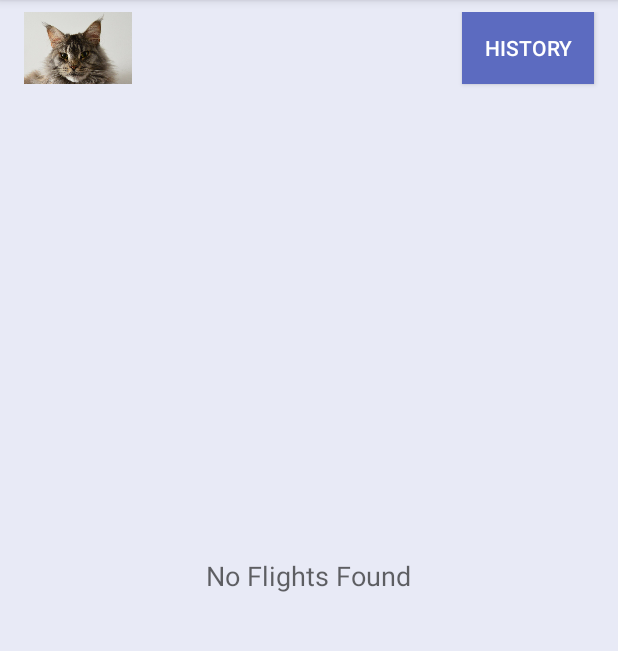
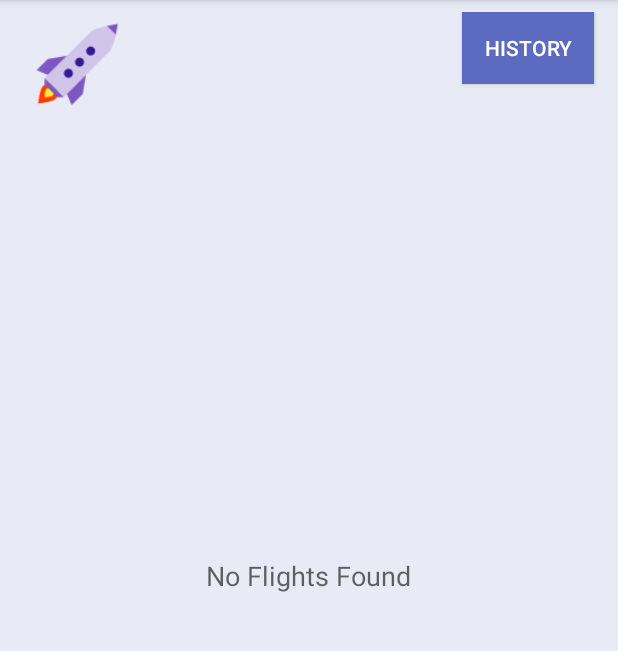
Before and after one commit to Laurencijaa/SpaceXTracker, an Android app: the screen it shows after launch (MainActivity), on a phone screen of 412 x 824 dp, the part 84-735 px from its top. Run offline under Robolectric (Android 15) with nearby library versions, the phone set to English and light mode, and no system bars.

Commit message:
Change cat picture to rocket and added rocket sound

```diff
--- a/app/src/main/java/lt/nesvat/laura/spacex/MainActivity.java
+++ b/app/src/main/java/lt/nesvat/laura/spacex/MainActivity.java
@@ -125,7 +125,7 @@ public class MainActivity extends AppCompatActivity implements LoaderManager.Loa
             }
         });
 
-        ImageView catImage = findViewById(R.id.image_vega);
+        ImageView catImage = findViewById(R.id.image_rocket);
         catImage.setOnClickListener(new View.OnClickListener(){
             @Override
             public void onClick(View view) {
@@ -142,7 +142,7 @@ public class MainActivity extends AppCompatActivity implements LoaderManager.Loa
 
 
                     //Create media player that will be used to play sound when clicking on picture
-                    mediaPlayer = MediaPlayer.create(MainActivity.this, R.raw.cat_meow);
+                    mediaPlayer = MediaPlayer.create(MainActivity.this, R.raw.rocket);
                     mediaPlayer.start();
                     //follow when the file finished to play and release media player
                     mediaPlayer.setOnCompletionListener(completionListener);
--- a/app/src/main/res/layout-land/activity_main.xml
+++ b/app/src/main/res/layout-land/activity_main.xml
@@ -8,14 +8,14 @@
     tools:context=".MainActivity">
 
     <ImageView
-        android:id="@+id/image_vega"
-        android:layout_width="72dp"
+        android:id="@+id/image_rocket"
+        android:layout_width="48dp"
         android:layout_height="48dp"
         android:layout_alignParentLeft="true"
         android:layout_alignParentTop="true"
         android:layout_marginLeft="@dimen/main_margin"
         android:scaleType="centerCrop"
-        android:src="@drawable/vegute" />
+        android:src="@drawable/rocket" />
 
     <Button
         android:id="@+id/button_history"
@@ -32,7 +32,7 @@
         android:id="@+id/list"
         android:layout_width="match_parent"
         android:layout_height="match_parent"
-        android:layout_below="@id/image_vega"
+        android:layout_below="@id/image_rocket"
         android:layout_marginTop="16dp"
         android:orientation="vertical" />
 
--- a/app/src/main/res/layout/activity_main.xml
+++ b/app/src/main/res/layout/activity_main.xml
@@ -8,14 +8,14 @@
     tools:context=".MainActivity">
 
     <ImageView
-        android:id="@+id/image_vega"
+        android:id="@+id/image_rocket"
         android:layout_width="72dp"
-        android:layout_height="48dp"
+        android:layout_height="72dp"
         android:layout_alignParentLeft="true"
         android:layout_alignParentTop="true"
         android:layout_marginLeft="@dimen/main_margin"
         android:scaleType="centerCrop"
-        android:src="@drawable/vegute" />
+        android:src="@drawable/rocket" />
 
     <Button
         android:id="@+id/button_history"
@@ -32,7 +32,7 @@
         android:id="@+id/list"
         android:layout_width="match_parent"
         android:layout_height="match_parent"
-        android:layout_below="@id/image_vega"
+        android:layout_below="@id/image_rocket"
         android:layout_marginTop="16dp"
         android:orientation="vertical" />
 
```
Also changed, not shown: app/src/main/res/drawable-hdpi/rocket.png (added), app/src/main/res/drawable-mdpi/rocket.png (added), app/src/main/res/drawable-xhdpi/rocket.png (added), app/src/main/res/drawable-xxhdpi/rocket.png (added), app/src/main/res/drawable-xxxhdpi/rocket.png (added), 1 other file.
